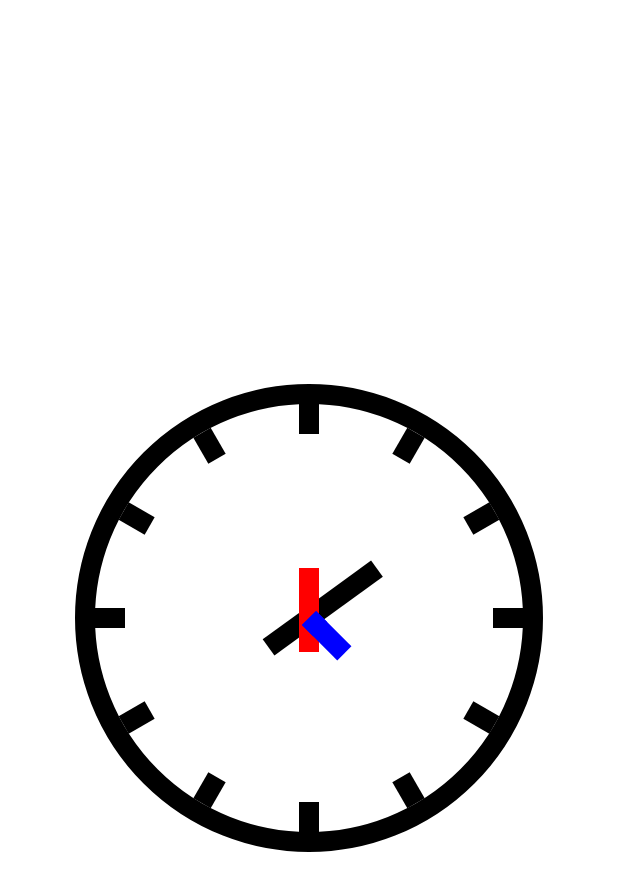
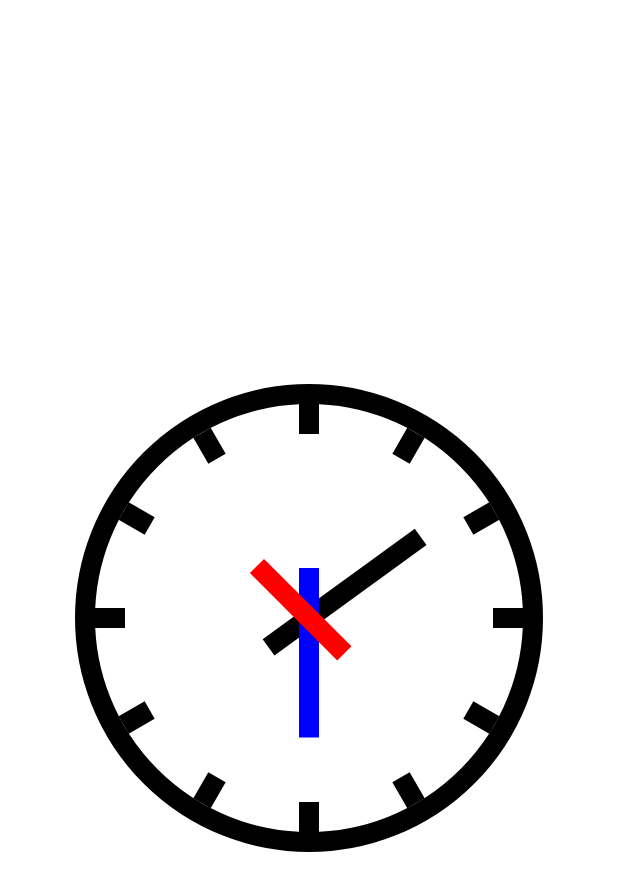
Before and after one commit to Artem05-eng/AstonIntership, an Android app: the layout activity_main.xml on its own in the app's theme, with its tools: preview values and no code run, on a phone screen of 412 x 824 dp. Shown: the top 891 px of the screen. Run offline under Robolectric (Android 15) with nearby library versions, the phone set to English and light mode, and no system bars.

Commit message:
Homework 4 modified

```diff
--- a/Homework_4/app/build.gradle
+++ b/Homework_4/app/build.gradle
@@ -8,7 +8,7 @@ android {
 
     defaultConfig {
         applicationId "com.example.homework_4"
-        minSdk 21
+        minSdk 23
         targetSdk 32
         versionCode 1
         versionName "1.0"
--- a/Homework_4/app/src/main/java/com/example/homework_4/AnalogTime.kt
+++ b/Homework_4/app/src/main/java/com/example/homework_4/AnalogTime.kt
@@ -1,6 +1,6 @@
 package com.example.homework_4
 
-import android.R
+import androidx.core.content.res.ResourcesCompat
 import android.content.Context
 import android.graphics.Canvas
 import android.graphics.Color
@@ -9,12 +9,14 @@ import android.graphics.Path
 import android.util.AttributeSet
 import android.view.View
 import java.util.*
+import kotlin.properties.Delegates
 
 class AnalogTime @JvmOverloads constructor(
     context: Context,
     attrs: AttributeSet? = null,
-    defStyleAttr: Int = 0
-) : View(context, attrs, defStyleAttr) {
+    defStyleAttr: Int = R.attr.clockStyle,
+    defStyleRes: Int = R.style.AnalogTimerStyle
+) : View(context, attrs, defStyleAttr, defStyleRes) {
 
     private var mHeight = 0
     private var mWidth = 0
@@ -26,6 +28,27 @@ class AnalogTime @JvmOverloads constructor(
     private var paint: Paint? = null
     private var isInit = false
     private val numbers = intArrayOf(1, 2, 3, 4, 5, 6, 7, 8, 9, 10, 11, 12)
+    private var hourColor by Delegates.notNull<Int>()
+    private var minuteColor by Delegates.notNull<Int>()
+    private var secondColor by Delegates.notNull<Int>()
+    private var hourLength by Delegates.notNull<Float>()
+    private var minuteLength by Delegates.notNull<Float>()
+    private var secondLength by Delegates.notNull<Float>()
+
+    init {
+        val typedArray = context.obtainStyledAttributes(
+            attrs,
+            R.styleable.AnalogTime,
+            defStyleAttr,
+            defStyleRes
+        )
+        hourColor = typedArray.getColor(R.styleable.AnalogTime_hourColor, resources.getColor(R.color.red))
+        minuteColor = typedArray.getColor(R.styleable.AnalogTime_minuteColor, resources.getColor(R.color.blue))
+        secondColor = typedArray.getColor(R.styleable.AnalogTime_secondColor, resources.getColor(R.color.black))
+        hourLength = typedArray.getFloat(R.styleable.AnalogTime_hourLength, 0.5f)
+        minuteLength = typedArray.getFloat(R.styleable.AnalogTime_minuteLength, 0.65f)
+        secondLength = typedArray.getFloat(R.styleable.AnalogTime_secondLength, 0.75f)
+    }
 
     private fun initClock() {
         mHeight = getHeight()
@@ -88,25 +111,24 @@ class AnalogTime @JvmOverloads constructor(
         val minute = calendar.get(Calendar.MINUTE).toDouble()
         val second = calendar.get(Calendar.SECOND).toDouble()
         //seconds
-        paint!!.setColor(Color.BLACK)
-        drawHand(canvas, second, radius-100, paint!!)
+        paint!!.setColor(secondColor)
+        drawHand(canvas, second, secondLength, paint!!)
         //minutes
-        paint!!.setColor(Color.RED)
-        drawHand(canvas, minute, radius-150, paint!!)
+        paint!!.setColor(minuteColor)
+        drawHand(canvas, minute, minuteLength, paint!!)
         //hours
-        paint!!.setColor(Color.BLUE)
-        drawHand(canvas, (hour + minute/60) * 5f, radius-200, paint!!)
+        paint!!.setColor(hourColor)
+        drawHand(canvas, (hour + minute / 60) * 5f, hourLength, paint!!)
     }
 
-    private fun drawHand(canvas: Canvas, loc: Double, handRadius: Int, paint: Paint) {
+    private fun drawHand(canvas: Canvas, loc: Double, handRadius: Float, paint: Paint) {
         val angle = Math.PI * loc / 30 - Math.PI / 2
-        canvas.drawLine((width / 2).toFloat(), (height / 2).toFloat(),
-            (width / 2 + Math.cos(angle) * handRadius).toFloat(),
-            (height / 2 + Math.sin(angle) * handRadius).toFloat(),
-            paint!!)
-        canvas.drawLine((width / 2).toFloat(), (height / 2).toFloat(),
+        canvas.drawLine(
             (width / 2 - Math.cos(angle) * 50).toFloat(),
             (height / 2 - Math.sin(angle) * 50).toFloat(),
-            paint!!)
+            (width / 2 + Math.cos(angle) * handRadius * radius).toFloat(),
+            (height / 2 + Math.sin(angle) * handRadius * radius).toFloat(),
+            paint!!
+        )
     }
 }
--- a/Homework_4/app/src/main/res/layout/activity_main.xml
+++ b/Homework_4/app/src/main/res/layout/activity_main.xml
@@ -7,12 +7,20 @@
     tools:context=".MainActivity">
 
     <com.example.homework_4.AnalogTime
+        android:id="@+id/analogClock"
+        style="@style/AnalogTimerStyle"
         android:layout_width="0dp"
         android:layout_height="0dp"
         android:layout_margin="50dp"
         app:layout_constraintBottom_toBottomOf="parent"
         app:layout_constraintEnd_toEndOf="parent"
         app:layout_constraintStart_toStartOf="parent"
-        app:layout_constraintTop_toTopOf="parent" />
+        app:layout_constraintTop_toTopOf="parent"
+        app:hourColor="@color/red"
+        app:minuteColor="@color/blue"
+        app:secondColor="@color/black"
+        app:hourLength="0.4"
+        app:minuteLength="0.65"
+        app:secondLength="0.75"/>
 
 </androidx.constraintlayout.widget.ConstraintLayout>
--- /dev/null
+++ b/Homework_4/app/src/main/res/values/attrs.xml
@@ -0,0 +1,12 @@
+<?xml version="1.0" encoding="utf-8"?>
+<resources>
+    <declare-styleable name="AnalogTime">
+        <attr name="hourColor" format="color" />
+        <attr name="minuteColor" format="color" />
+        <attr name="secondColor" format="color"/>
+        <attr name="hourLength" format="float"/>
+        <attr name="minuteLength" format="float"/>
+        <attr name="secondLength" format="float"/>
+    </declare-styleable>
+    <attr name="clockStyle" format="reference"></attr>
+</resources>
--- /dev/null
+++ b/Homework_4/app/src/main/res/values/dimens.xml
@@ -0,0 +1,6 @@
+<?xml version="1.0" encoding="utf-8"?>
+<resources>
+    <item name="hourLength" format="float" type="dimen">0.5</item>
+    <item name="minuteLength" format="float" type="dimen">0.75</item>
+    <item name="secondLength" format="float" type="dimen">0.85</item>
+</resources>
--- a/Homework_4/app/src/main/res/values/themes.xml
+++ b/Homework_4/app/src/main/res/values/themes.xml
@@ -12,5 +12,15 @@
         <!-- Status bar color. -->
         <item name="android:statusBarColor" tools:targetApi="l">?attr/colorPrimaryVariant</item>
         <!-- Customize your theme here. -->
+        <item name="clockStyle">@style/AnalogTimerStyle</item>
+    </style>
+    <style name="AnalogTimerStyle">
+        <item name="hourColor">@color/red</item>
+        <item name="minuteColor">@color/blue</item>
+        <item name="secondColor">@color/black</item>
+
+        <item name="hourLength">@dimen/hourLength</item>
+        <item name="minuteLength">@dimen/minuteLength</item>
+        <item name="secondLength">@dimen/secondLength</item>
     </style>
 </resources>
```
